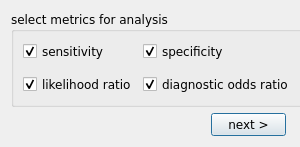
bwallace/OpenMeta-analyst-, file diagnostic_metrics.ui: the form before one commit.
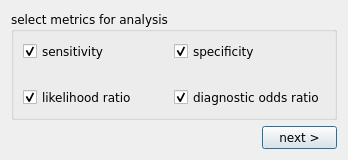
The form after the commit. Icons and pictures are not drawn.

The edit to the form file:
```diff
--- a/diagnostic_metrics.ui
+++ b/diagnostic_metrics.ui
@@ -9,8 +9,8 @@
    <rect>
     <x>0</x>
     <y>0</y>
-    <width>300</width>
-    <height>147</height>
+    <width>348</width>
+    <height>160</height>
    </rect>
   </property>
   <property name="minimumSize">
@@ -37,7 +37,7 @@
    <iconset resource="images/icons.qrc">
     <normaloff>:/images/meta.png</normaloff>:/images/meta.png</iconset>
   </property>
-  <layout class="QFormLayout" name="formLayout">
+  <layout class="QGridLayout" name="gridLayout_2">
    <item row="0" column="0">
     <widget class="QGroupBox" name="metrics_grp_box">
      <property name="title">
```
